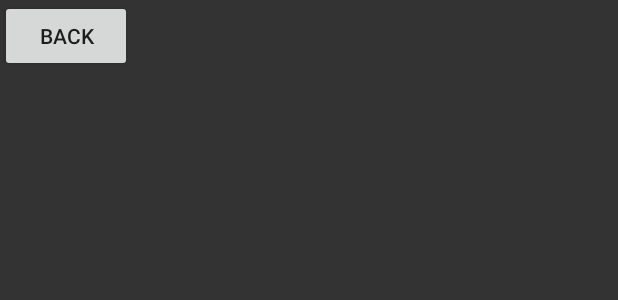
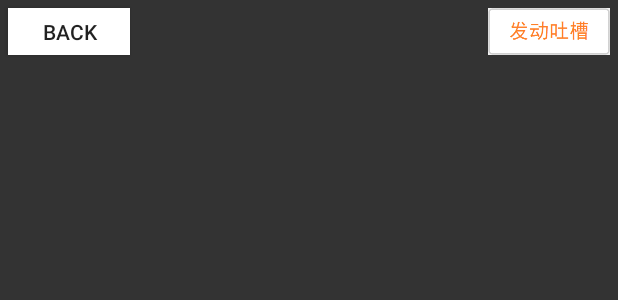
Before and after one commit to djnxy/weibo_tv, an Android app: the layout review_tucao.xml on its own in the app's theme, with its tools: preview values and no code run, on a phone screen of 412 x 824 dp. Shown: the top 300 px of the screen. Run offline under Robolectric (Android 15) with nearby library versions, the phone set to English and light mode, and no system bars.

Commit message:
review tucao

```diff
--- a/app/src/main/res/layout/feed_item.xml
+++ b/app/src/main/res/layout/feed_item.xml
@@ -22,7 +22,7 @@
         android:layout_alignParentBottom="false"
         android:layout_alignParentEnd="false"
         android:layout_alignParentTop="false"
-        android:layout_below="@+id/item_other" />
+        android:layout_below="@+id/item_button" />
 
     <ImageView android:id="@+id/item_other"
         android:layout_width="81dp" android:layout_height="31dp"
@@ -32,7 +32,8 @@
         android:layout_margin="10dp"
         android:layout_below="@+id/item_feed"
         android:layout_alignParentEnd="false"
-        android:layout_alignParentStart="false" />
+        android:layout_alignParentStart="false"
+        android:visibility="gone" />
 
     <ImageView android:id="@+id/item_button"
         android:layout_width="81dp" android:layout_height="31dp"
--- a/app/src/main/res/layout/picturetagview.xml
+++ b/app/src/main/res/layout/picturetagview.xml
@@ -20,7 +20,8 @@
             android:singleLine="true"
             android:textColor="@android:color/white"
             android:textColorHint="@android:color/white"
-            android:textSize="12dp" />
+            android:textSize="12dp"
+            android:alpha="0.5" />
 
         <EditText
             android:id="@+id/etPictureTagLabel"
@@ -35,7 +36,8 @@
             android:textColor="@android:color/white"
             android:textColorHint="@android:color/white"
             android:textSize="12dp"
-            android:visibility="gone" />
+            android:visibility="gone"
+            android:alpha="0.5" />
     </RelativeLayout>
 
 </LinearLayout>
--- a/app/src/main/res/layout/review_tucao.xml
+++ b/app/src/main/res/layout/review_tucao.xml
@@ -5,11 +5,23 @@
 
 
     <Button
-        android:layout_width="wrap_content"
-        android:layout_height="wrap_content"
+        android:layout_width="81dp"
+        android:layout_height="31dp"
         android:text="back"
         android:id="@+id/back_tucao"
-        android:onClick="backFromReviewTucao" />
+        android:onClick="backFromReviewTucao"
+        android:layout_margin="5dp"
+        android:background="#FFFFFF" />
+
+    <ImageButton
+        android:layout_width="81dp"
+        android:layout_height="31dp"
+        android:id="@+id/tucao_button_review"
+        android:adjustViewBounds="true"
+        android:background="@drawable/tucao_button"
+        android:layout_margin="5dp"
+        android:onClick="tucaoReviewButton"
+        android:layout_alignParentRight="true" />
 
     <RelativeLayout
         android:layout_width="wrap_content"
```
Also changed, not shown: app/src/main/java/com/example/xinyu10/newir/MainActivity.java (+22 -1 lines), app/src/main/java/com/example/xinyu10/newir/ReviewTucao.java (+9 -1 lines), app/src/main/java/com/example/xinyu10/newir/TucaoImage.java (+17 -4 lines), app/src/main/java/com/example/xinyu10/newir/TucaoImages.java (+8 -0 lines).
